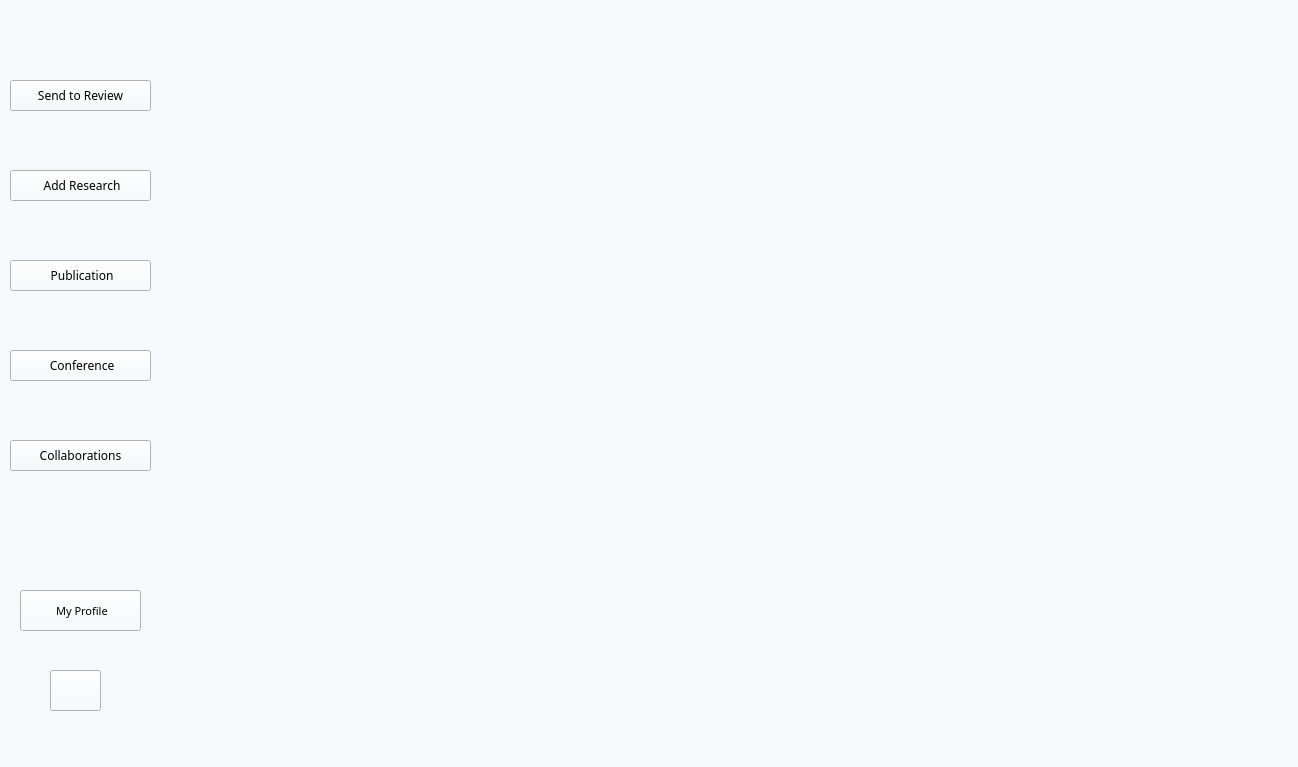
Confused-Guy/Smart-research-publication-management, file mainwindow.ui: the form before one commit.
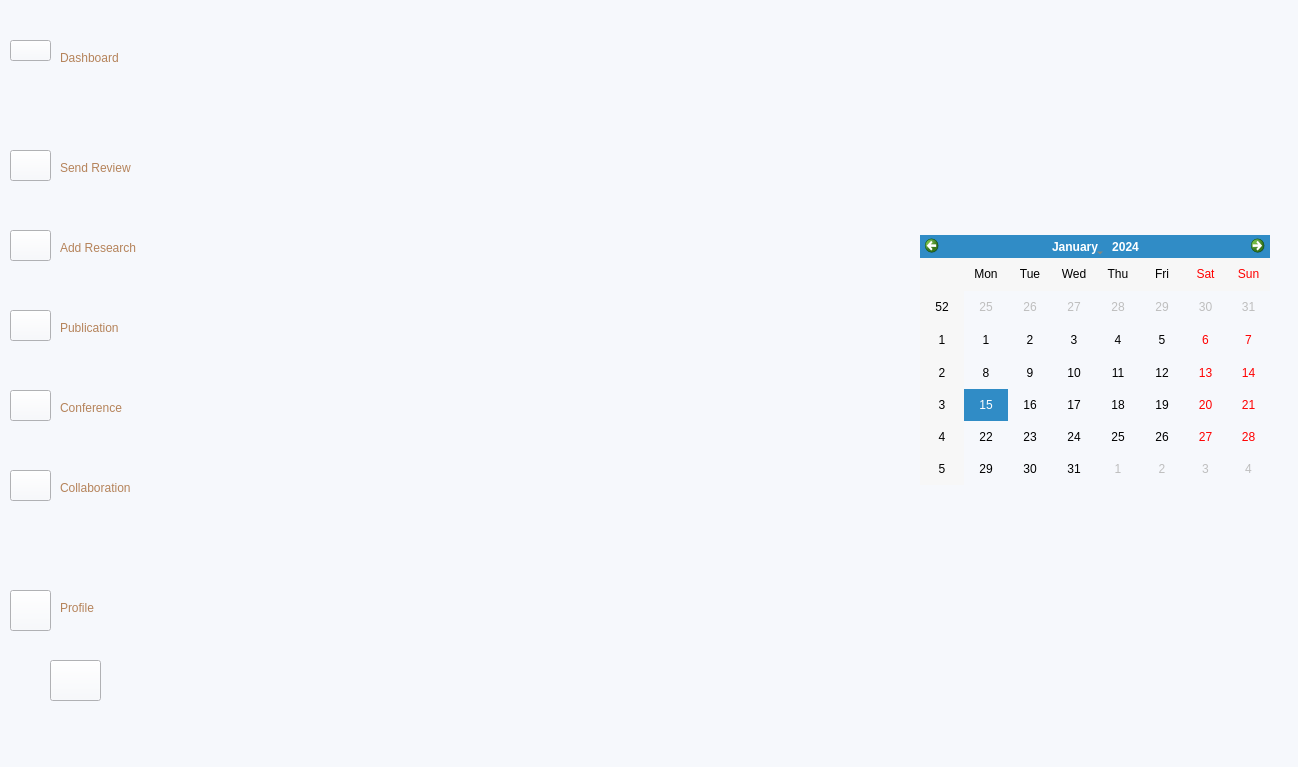
The form after the commit. The open tabs and pages were chosen to show the change. Icons and pictures are not drawn.

```diff
--- a/mainwindow.ui
+++ b/mainwindow.ui
@@ -182,6 +182,77 @@
        <bool>true</bool>
       </property>
      </widget>
+     <widget class="QWidget" name="dashboardPage" native="true">
+      <property name="geometry">
+       <rect>
+        <x>0</x>
+        <y>10</y>
+        <width>1131</width>
+        <height>701</height>
+       </rect>
+      </property>
+      <widget class="QWidget" name="verticalLayoutWidget">
+       <property name="geometry">
+        <rect>
+         <x>9</x>
+         <y>9</y>
+         <width>1101</width>
+         <height>681</height>
+        </rect>
+       </property>
+       <layout class="QVBoxLayout" name="verticalLayout_6">
+        <item>
+         <layout class="QHBoxLayout" name="horizontalLayout_6">
+          <item>
+           <widget class="QWidget" name="cardTotalSubmissions" native="true"/>
+          </item>
+          <item>
+           <widget class="QWidget" name="cardCollaborations" native="true"/>
+          </item>
+          <item>
+           <widget class="QWidget" name="cardConferences" native="true"/>
+          </item>
+          <item>
+           <widget class="QWidget" name="cardPendingReviews" native="true"/>
+          </item>
+         </layout>
+        </item>
+        <item>
+         <layout class="QHBoxLayout" name="horizontalLayout_8">
+          <item>
+           <widget class="QWidget" name="activityPanel" native="true"/>
+          </item>
+          <item>
+           <widget class="QCalendarWidget" name="dashCalendar">
+            <property name="minimumSize">
+             <size>
+              <width>2</width>
+              <height>3</height>
+             </size>
+            </property>
+            <property name="maximumSize">
+             <size>
+              <width>350</width>
+              <height>250</height>
+             </size>
+            </property>
+           </widget>
+          </item>
+         </layout>
+        </item>
+        <item>
+         <layout class="QHBoxLayout" name="horizontalLayout_7">
+          <item>
+           <widget class="QWidget" name="chartPanel" native="true"/>
+          </item>
+          <item>
+           <widget class="QWidget" name="conferencesPanel" native="true"/>
+          </item>
+         </layout>
+        </item>
+       </layout>
+      </widget>
+     </widget>
     </widget>
     <widget class="QWidget" name="page"/>
     <widget class="QWidget" name="page_2">
@@ -3204,7 +3275,7 @@
      <rect>
       <x>0</x>
       <y>0</y>
-      <width>161</width>
+      <width>151</width>
       <height>741</height>
      </rect>
     </property>
@@ -3216,8 +3287,8 @@
       <property name="geometry">
        <rect>
         <x>10</x>
-        <y>350</y>
-        <width>141</width>
+        <y>390</y>
+        <width>41</width>
         <height>31</height>
        </rect>
       </property>
@@ -3233,15 +3304,18 @@
        <string>Conference</string>
       </property>
       <property name="text">
-       <string> Conference</string>
+       <string/>
+      </property>
+      <property name="icon">
+       <iconset theme="QIcon::ThemeIcon::DocumentOpenRecent"/>
       </property>
      </widget>
      <widget class="QPushButton" name="collab">
       <property name="geometry">
        <rect>
         <x>10</x>
-        <y>440</y>
-        <width>141</width>
+        <y>470</y>
+        <width>41</width>
         <height>31</height>
        </rect>
       </property>
@@ -3257,15 +3331,18 @@
        <string>Collaborations</string>
       </property>
       <property name="text">
-       <string>Collaborations</string>
+       <string/>
+      </property>
+      <property name="icon">
+       <iconset theme="QIcon::ThemeIcon::ContactNew"/>
       </property>
      </widget>
      <widget class="QPushButton" name="profile">
       <property name="geometry">
        <rect>
-        <x>20</x>
+        <x>10</x>
         <y>590</y>
-        <width>121</width>
+        <width>41</width>
         <height>41</height>
        </rect>
       </property>
@@ -3282,15 +3359,18 @@
        <string>User Page</string>
       </property>
       <property name="text">
-       <string> My Profile</string>
+       <string/>
+      </property>
+      <property name="icon">
+       <iconset theme="QIcon::ThemeIcon::AddressBookNew"/>
       </property>
      </widget>
      <widget class="QPushButton" name="review">
       <property name="geometry">
        <rect>
         <x>10</x>
-        <y>80</y>
-        <width>141</width>
+        <y>150</y>
+        <width>41</width>
         <height>31</height>
        </rect>
       </property>
@@ -3306,15 +3386,18 @@
        <string>Send to Research Reveiw</string>
       </property>
       <property name="text">
-       <string>Send to Review</string>
+       <string/>
+      </property>
+      <property name="icon">
+       <iconset theme="QIcon::ThemeIcon::MailSend"/>
       </property>
      </widget>
      <widget class="QPushButton" name="Research">
       <property name="geometry">
        <rect>
         <x>10</x>
-        <y>170</y>
-        <width>141</width>
+        <y>230</y>
+        <width>41</width>
         <height>31</height>
        </rect>
       </property>
@@ -3330,14 +3413,17 @@
        <string>Add to Research</string>
       </property>
       <property name="text">
-       <string> Add Research</string>
+       <string/>
+      </property>
+      <property name="icon">
+       <iconset theme="QIcon::ThemeIcon::ListAdd"/>
       </property>
      </widget>
      <widget class="QPushButton" name="modeSwitch">
       <property name="geometry">
        <rect>
         <x>50</x>
-        <y>670</y>
+        <y>660</y>
         <width>51</width>
         <height>41</height>
        </rect>
@@ -3365,8 +3451,8 @@
       <property name="geometry">
        <rect>
         <x>10</x>
-        <y>260</y>
-        <width>141</width>
+        <y>310</y>
+        <width>41</width>
         <height>31</height>
        </rect>
       </property>
@@ -3382,7 +3468,129 @@
        <string>Posts</string>
       </property>
       <property name="text">
-       <string> Publication</string>
+       <string/>
+      </property>
+      <property name="icon">
+       <iconset theme="QIcon::ThemeIcon::DocumentPageSetup"/>
+      </property>
+     </widget>
+     <widget class="QPushButton" name="home">
+      <property name="geometry">
+       <rect>
+        <x>10</x>
+        <y>40</y>
+        <width>41</width>
+        <height>21</height>
+       </rect>
+      </property>
+      <property name="font">
+       <font>
+        <family>Source Code Pro</family>
+        <pointsize>8</pointsize>
+       </font>
+      </property>
+      <property name="cursor">
+       <cursorShape>PointingHandCursor</cursorShape>
+      </property>
+      <property name="toolTip">
+       <string>User Page</string>
+      </property>
+      <property name="text">
+       <string/>
+      </property>
+      <property name="icon">
+       <iconset theme="QIcon::ThemeIcon::GoHome"/>
+      </property>
+     </widget>
+     <widget class="QLabel" name="label">
+      <property name="geometry">
+       <rect>
+        <x>60</x>
+        <y>50</y>
+        <width>71</width>
+        <height>16</height>
+       </rect>
+      </property>
+      <property name="text">
+       <string>Dashboard</string>
+      </property>
+     </widget>
+     <widget class="QLabel" name="label_2">
+      <property name="geometry">
+       <rect>
+        <x>60</x>
+        <y>160</y>
+        <width>71</width>
+        <height>16</height>
+       </rect>
+      </property>
+      <property name="text">
+       <string>Send Review</string>
+      </property>
+     </widget>
+     <widget class="QLabel" name="label_3">
+      <property name="geometry">
+       <rect>
+        <x>60</x>
+        <y>240</y>
+        <width>81</width>
+        <height>16</height>
+       </rect>
+      </property>
+      <property name="text">
+       <string>Add Research</string>
+      </property>
+     </widget>
+     <widget class="QLabel" name="label_4">
+      <property name="geometry">
+       <rect>
+        <x>60</x>
+        <y>320</y>
+        <width>81</width>
+        <height>16</height>
+       </rect>
+      </property>
+      <property name="text">
+       <string>Publication</string>
+      </property>
+     </widget>
+     <widget class="QLabel" name="label_5">
+      <property name="geometry">
+       <rect>
+        <x>60</x>
+        <y>400</y>
+        <width>81</width>
+        <height>16</height>
+       </rect>
+      </property>
+      <property name="text">
+       <string>Conference</string>
+      </property>
+     </widget>
+     <widget class="QLabel" name="label_8">
+      <property name="geometry">
+       <rect>
+        <x>60</x>
+        <y>480</y>
+        <width>81</width>
+        <height>16</height>
+       </rect>
+      </property>
+      <property name="text">
+       <string>Collaboration</string>
+      </property>
+     </widget>
+     <widget class="QLabel" name="label_13">
+      <property name="geometry">
+       <rect>
+        <x>60</x>
+        <y>600</y>
+        <width>81</width>
+        <height>16</height>
+       </rect>
+      </property>
+      <property name="text">
+       <string>Profile</string>
       </property>
      </widget>
     </widget>
```
Left out of the diff: 20 changed lines with no effect on the pictures.
